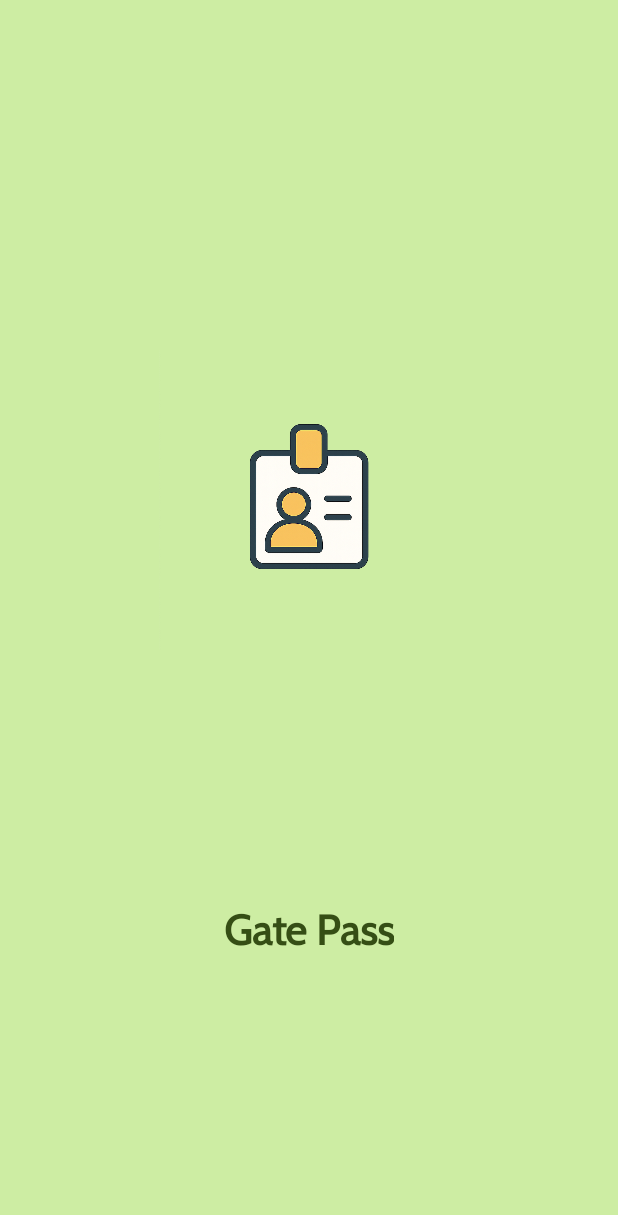
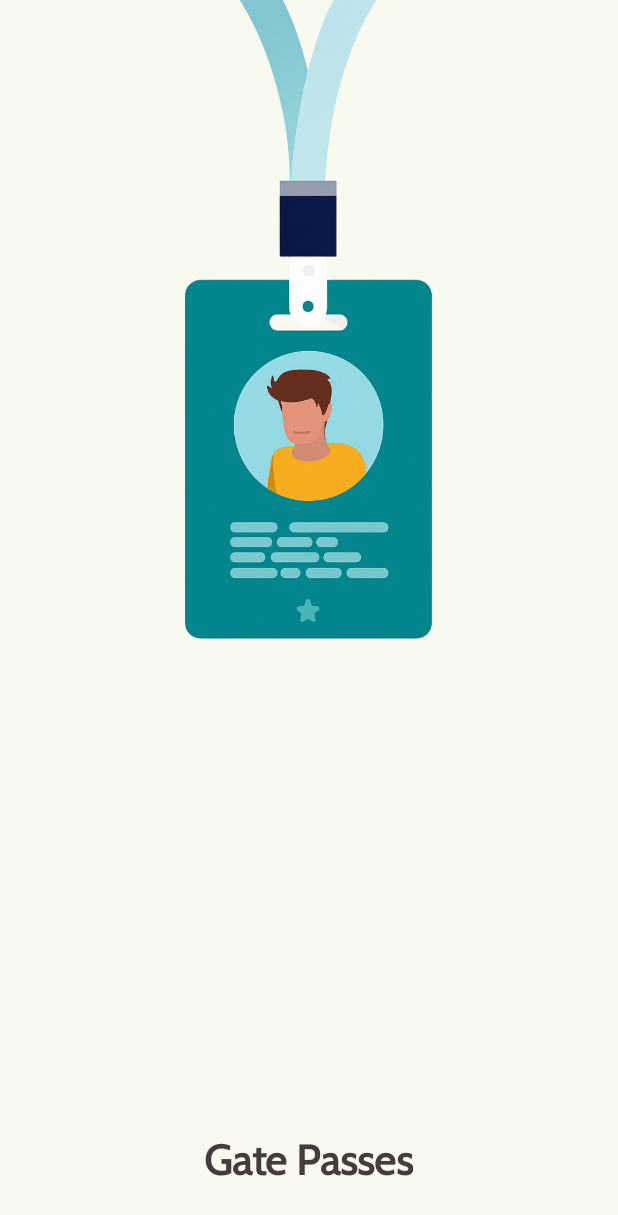
Before and after one commit to AdarshEZConnect/GatePassAndroid, an Android app: the SplashActivity screen opened directly, with no data from a screen before it, on a phone screen of 412 x 824 dp. Shown: the top 1215 px of the screen. Run offline under Robolectric (Android 15) with nearby library versions, the phone set to English and light mode, and no system bars; Roboto replaces fonts that are not available here.

Commit message:
Splash screen Changed.

```diff
--- a/app/src/main/res/layout/activity_splash.xml
+++ b/app/src/main/res/layout/activity_splash.xml
@@ -1,39 +1,37 @@
 <?xml version="1.0" encoding="utf-8"?>
-<androidx.constraintlayout.widget.ConstraintLayout xmlns:android="http://schemas.android.com/apk/res/android"
+<RelativeLayout xmlns:android="http://schemas.android.com/apk/res/android"
     xmlns:app="http://schemas.android.com/apk/res-auto"
     android:id="@+id/splash_main"
     android:layout_width="match_parent"
     android:layout_height="match_parent"
-    android:background="?attr/colorPrimaryContainer">
+    android:fitsSystemWindows="false">
 
     <!-- App Logo -->
     <ImageView
         android:id="@+id/img_logo"
-        android:layout_width="200dp"
-        android:layout_height="200dp"
-        android:src="@drawable/gatepassappbarlogo"
+        android:layout_width="500dp"
+        android:layout_height="500dp"
+        android:layout_centerHorizontal="true"
+        android:layout_marginBottom="16dp"
+        android:contentDescription="App Logo"
         android:scaleType="centerInside"
-        android:contentDescription="App Logo"
-        app:layout_constraintTop_toTopOf="parent"
+        android:src="@drawable/splashlogogatepass"
         app:layout_constraintBottom_toTopOf="@id/tv_app_name"
+        app:layout_constraintEnd_toEndOf="parent"
         app:layout_constraintStart_toStartOf="parent"
-        app:layout_constraintEnd_toEndOf="parent"
-        android:layout_marginTop="80dp"
-        android:layout_marginBottom="16dp" />
+        app:layout_constraintTop_toTopOf="parent" />
 
     <!-- App Name -->
     <TextView
         android:id="@+id/tv_app_name"
         android:layout_width="wrap_content"
         android:layout_height="wrap_content"
-        android:text="Gate Pass"
+        android:text="Gate Passes"
         android:textSize="28sp"
         android:textStyle="bold"
-        android:textColor="?attr/colorOnPrimaryContainer"
+        android:textColor="#453C3C"
         android:fontFamily="@font/cabin"
-        app:layout_constraintTop_toBottomOf="@id/img_logo"
-        app:layout_constraintBottom_toBottomOf="parent"
-        app:layout_constraintStart_toStartOf="parent"
-        app:layout_constraintEnd_toEndOf="parent"
+        android:layout_alignParentBottom="true"
+        android:layout_centerHorizontal="true"
         android:layout_marginBottom="32dp"/>
-</androidx.constraintlayout.widget.ConstraintLayout>
+</RelativeLayout>
```
Also changed, not shown: app/src/main/res/drawable/splashlogogatepass.png (added).
